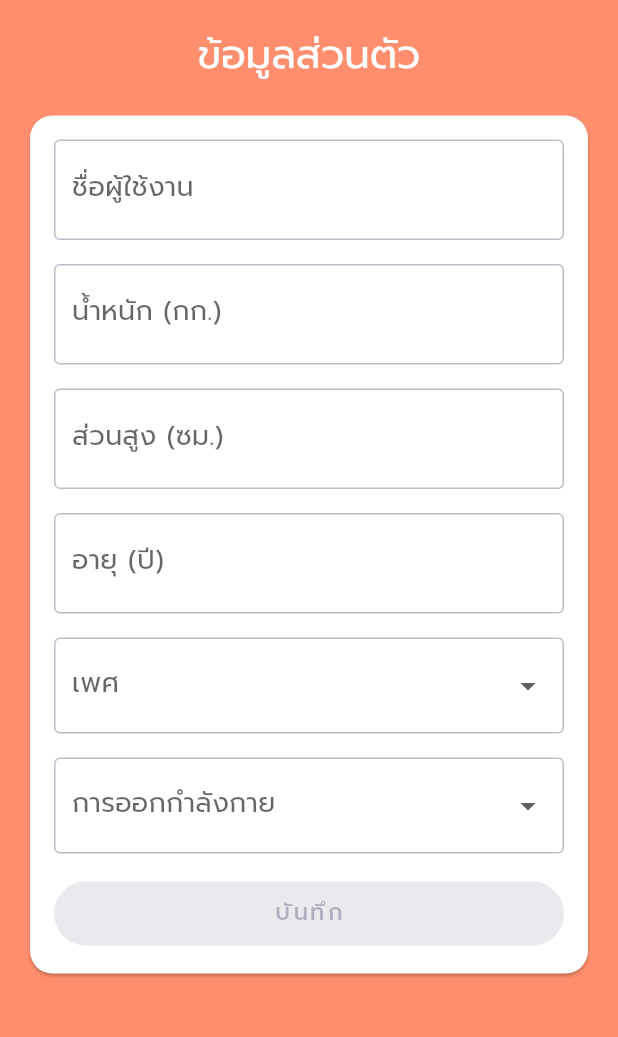
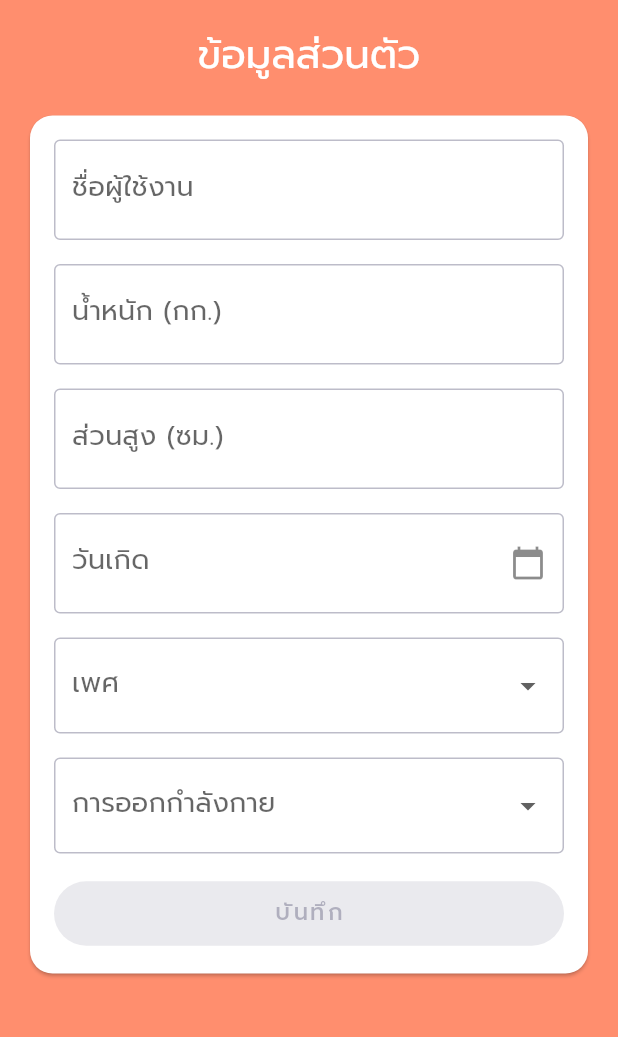
Before and after one commit to kumaru09/foodandbody, a Flutter app: the InitialInfo screen opened directly, on a phone screen of 412 x 824 dp, the part 168-1205 px from its top. Run offline on Flutter 3.47's test engine with Material 2 defaults, Android fonts, the phone set to English and light mode, and no system bars; our stand-ins replace bloc, bloc_concurrency, camera, cloud_firestore, dio, equatable and 12 more; missing offline and left inert: flow_builder, flutter_facebook_auth, google_place, pedantic; accounts and stored records are empty.

Commit message:
Edit age calculate from bDate

```diff
--- a/lib/models/age.dart
+++ /dev/null
@@ -1,22 +0,0 @@
-import 'package:formz/formz.dart';
-
-enum AgeValidationError {
-  /// Generic invalid error.
-  invalid
-}
-
-class Age extends FormzInput<String, AgeValidationError> {
-  const Age.pure() : super.pure('');
-  const Age.dirty([String value = '']) : super.dirty(value);
-
-  static final RegExp _ageRegExp = RegExp(
-    r'^[1-9]\d{0,1}$',
-  );
-
-  @override
-  AgeValidationError? validator(String? value) {
-    return _ageRegExp.hasMatch(value ?? '')
-        ? null
-        : AgeValidationError.invalid;
-  }
-}
--- /dev/null
+++ b/lib/models/birth_date.dart
@@ -0,0 +1,16 @@
+import 'package:formz/formz.dart';
+
+enum BDateValidationError {
+  /// Generic invalid error.
+  invalid
+}
+
+class BDate extends FormzInput<String, BDateValidationError> {
+  const BDate.pure() : super.pure('');
+  const BDate.dirty([String value = '']) : super.dirty(value);
+
+  @override
+  BDateValidationError? validator(String? value) {
+    return value!.isNotEmpty == true ? null : BDateValidationError.invalid;
+  }
+}
--- a/lib/screens/initial_info/cubit/initial_info_state.dart
+++ b/lib/screens/initial_info/cubit/initial_info_state.dart
@@ -1,44 +1,42 @@
 part of 'initial_info_cubit.dart';
 
 class InitialInfoState extends Equatable {
-  const InitialInfoState({
-    this.username = const Username.pure(),
+  const InitialInfoState(
+      {this.username = const Username.pure(),
       this.weight = const Weight.pure(),
       this.height = const Height.pure(),
-    this.age = const Age.pure(),
+      this.bDate = const BDate.pure(),
       this.gender = const Gender.pure(),
       this.exercise = const Exercise.pure(),
-    this.status = FormzStatus.pure
-  });
+      this.status = FormzStatus.pure});
 
   final Username username;
   final Weight weight;
   final Height height;
-  final Age age;
+  final BDate bDate;
   final Gender gender;
   final Exercise exercise;
   final FormzStatus status;
 
   @override
-  List<Object> get props => [username, weight, height, age, gender, exercise, status];
+  List<Object> get props =>
+      [username, weight, height, bDate, gender, exercise, status];
 
-  InitialInfoState copyWith({
-    Username? username,
+  InitialInfoState copyWith(
+      {Username? username,
       Weight? weight,
       Height? height,
-    Age? age,
+      BDate? bDate,
       Gender? gender,
       Exercise? exercise,
-    FormzStatus? status
-  }) {
+      FormzStatus? status}) {
     return InitialInfoState(
         username: username ?? this.username,
         weight: weight ?? this.weight,
         height: height ?? this.height,
-      age: age ?? this.age,
+        bDate: bDate ?? this.bDate,
         gender: gender ?? this.gender,
         exercise: exercise ?? this.exercise,
-      status: status ?? this.status
-    );
+        status: status ?? this.status);
   }
 }
--- a/lib/screens/initial_info/initial_info_form.dart
+++ b/lib/screens/initial_info/initial_info_form.dart
@@ -3,6 +3,7 @@ import 'package:flutter_bloc/flutter_bloc.dart';
 import 'package:foodandbody/app/bloc/app_bloc.dart';
 import 'package:foodandbody/screens/initial_info/cubit/initial_info_cubit.dart';
 import 'package:formz/formz.dart';
+import 'package:intl/intl.dart';
 
 class InitialInfoForm extends StatelessWidget {
   const InitialInfoForm({Key? key}) : super(key: key);
@@ -51,7 +52,7 @@ class InitialInfoForm extends StatelessWidget {
                           SizedBox(height: 16.0),
                           _HeightInput(),
                           SizedBox(height: 16.0),
-                          _AgeInput(),
+                          _BDateInput(),
                           SizedBox(height: 16.0),
                           _GenderInput(),
                           SizedBox(height: 16.0),
@@ -141,24 +142,88 @@ class _HeightInput extends StatelessWidget {
   }
 }
 
-class _AgeInput extends StatelessWidget {
+const ColorScheme _calendarColorScheme = ColorScheme(
+  primary: Color(0xFFFF8E6E),
+  primaryVariant: Color(0xFFc85f42),
+  secondary: Color(0xFF515070),
+  secondaryVariant: Color(0xFF272845),
+  surface: Colors.white,
+  background: Color(0xFFF6F6F6),
+  error: Color(0xFFFF0000),
+  onPrimary: Colors.white,
+  onSecondary: Colors.white,
+  onSurface: Color(0xFF515070),
+  onBackground: Color(0xFF515070),
+  onError: Colors.white,
+  brightness: Brightness.light,
+);
+
+class _BDateInput extends StatefulWidget {
+  const _BDateInput({Key? key}) : super(key: key);
+
+  @override
+  __BDateInputState createState() => __BDateInputState();
+}
+
+class __BDateInputState extends State<_BDateInput> {
+  TextEditingController dateinput = TextEditingController();
+
+  @override
+  void initState() {
+    dateinput.text = "";
+    super.initState();
+  }
+
+  _selectDate(BuildContext context) async {
+    FocusScope.of(context).requestFocus(new FocusNode());
+    DateTime? selected = await showDatePicker(
+      context: context,
+      initialDate: DateTime.now(),
+      firstDate: DateTime(1900),
+      lastDate: DateTime.now(),
+      helpText: 'เลือกวัน',
+      cancelText: 'ยกเลิก',
+      confirmText: 'ตกลง',
+      errorFormatText: 'กรุณาระบุรูปแบบวันที่ที่ถูกต้อง',
+      errorInvalidText: 'กรุณาเลือกวันที่อยู่ในช่วงที่กำหนด',
+      fieldHintText: 'วัน/เดือน/ปี',
+      fieldLabelText: 'วันที่',
+      locale: const Locale("th", "TH"),
+      builder: (context, child) {
+        return Theme(
+          data: ThemeData(
+            colorScheme: _calendarColorScheme,
+            textTheme: Theme.of(context).textTheme,
+          ),
+          child: child as Widget,
+        );
+      },
+    );
+    if (selected != null) {
+      String formattedDate = DateFormat('dd/MM/yyyy').format(selected);
+      dateinput.text = formattedDate;
+      context.read<InitialInfoCubit>().bDateChanged(selected.toString());
+    }
+  }
+
   @override
   Widget build(BuildContext context) {
     return BlocBuilder<InitialInfoCubit, InitialInfoState>(
-        buildWhen: (previous, current) => previous.age != current.age,
+        buildWhen: (previous, current) => previous.bDate != current.bDate,
         builder: (context, state) {
           return TextFormField(
-            key: const Key('initialInfoForm_ageInput_textField'),
-            onChanged: (age) =>
-                context.read<InitialInfoCubit>().ageChanged(age),
+            key: const Key('initialInfoForm_bDateInput_textField'),
+            controller: dateinput,
+            onTap: () => _selectDate(context),
             keyboardType: TextInputType.number,
             textInputAction: TextInputAction.next,
+            readOnly: true,
             decoration: InputDecoration(
-              labelText: 'อายุ (ปี)',
-              hintText: 'ตัวอย่าง 18, 25, 37',
+              labelText: 'วันเกิด',
+              hintText: 'วัน/เดือน/ปี',
+              suffixIcon: Icon(Icons.calendar_today),
               border: OutlineInputBorder(borderSide: BorderSide()),
-              errorText:
-                  state.age.invalid ? 'กรุณาระบุอายุให้ถูกต้อง' : null,
+              errorText: state.bDate.invalid ? 'กรุณาระบุวันเกิดของคุณ' : null,
             ),
           );
         });
@@ -177,7 +242,7 @@ class __GenderInputState extends State<_GenderInput> {
   @override
   Widget build(BuildContext context) {
     return BlocBuilder<InitialInfoCubit, InitialInfoState>(
-        // buildWhen: (previous, current) => previous.height != current.height,
+        buildWhen: (previous, current) => previous.gender != current.gender,
         builder: (context, state) {
       return DropdownButtonFormField<String>(
         key: const Key('initialInfoForm_genderInput_textField'),
@@ -220,7 +285,7 @@ class __ExerciseInputState extends State<_ExerciseInput> {
   @override
   Widget build(BuildContext context) {
     return BlocBuilder<InitialInfoCubit, InitialInfoState>(
-        // buildWhen: (previous, current) => previous.height != current.height,
+        buildWhen: (previous, current) => previous.exercise != current.exercise,
         builder: (context, state) {
       return DropdownButtonFormField<String>(
         key: const Key('initialInfoForm_exerciseInput_textField'),
@@ -229,7 +294,8 @@ class __ExerciseInputState extends State<_ExerciseInput> {
         decoration: InputDecoration(
           labelText: 'การออกกำลังกาย',
           border: OutlineInputBorder(borderSide: BorderSide()),
-              errorText: state.exercise.invalid ? 'กรุณาระบุการออกกำลังกายของคุณ' : null,
+          errorText:
+              state.exercise.invalid ? 'กรุณาระบุการออกกำลังกายของคุณ' : null,
         ),
         items: [
           DropdownMenuItem<String>(
```
Also changed, not shown: lib/screens/initial_info/cubit/initial_info_cubit.dart (+75 -22 lines), 3 other files. Lines whose indentation alone changed are shown as unchanged.
